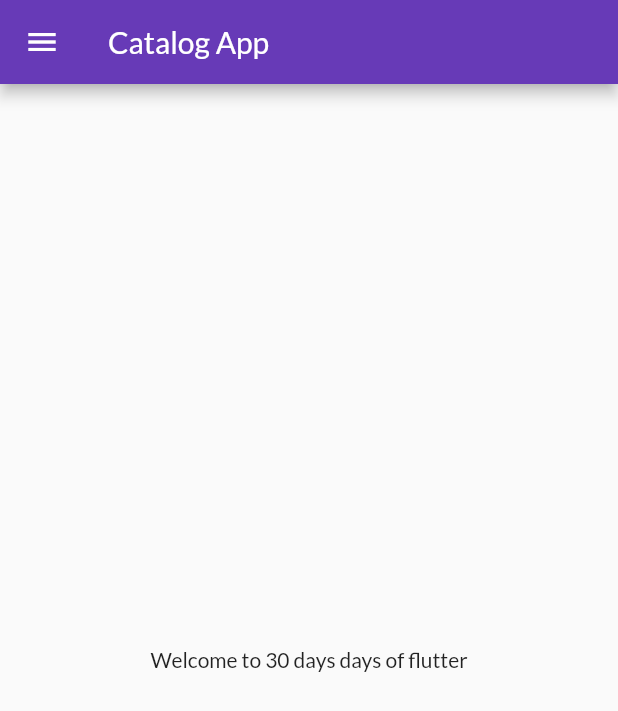
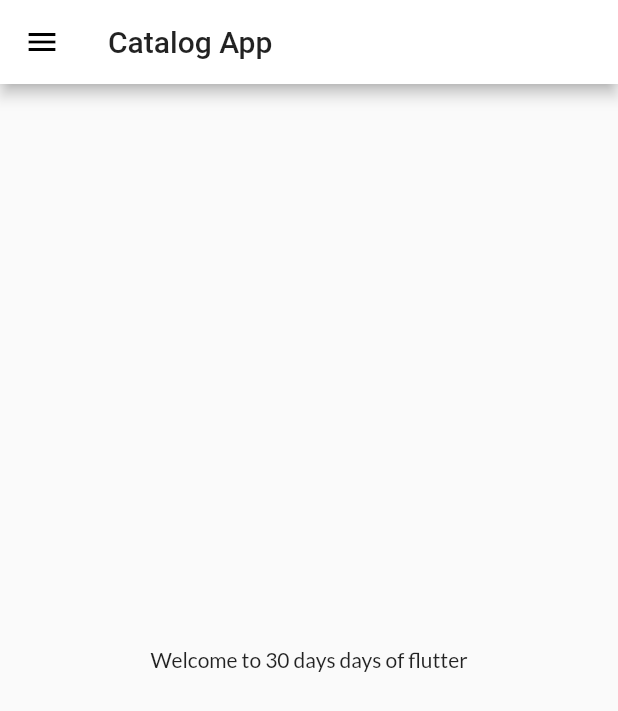
Before and after one commit to abhisunny3/30DaysofFlutter, a Flutter app: the screen it shows after launch, on a phone screen of 412 x 824 dp. Shown: the top 711 px of the screen. Run offline on Flutter 3.47's test engine with Material 2 defaults, Android fonts, the phone set to English and light mode, and no system bars; our stand-ins replace google_fonts.

Commit message:
theme extracted

```diff
--- a/lib/main.dart
+++ b/lib/main.dart
@@ -3,6 +3,7 @@ import 'package:tests/pages/home_page.dart';
 import 'package:tests/pages/login_page.dart';
 import 'package:google_fonts/google_fonts.dart';
 import 'package:tests/utils/routes.dart';
+import 'package:tests/widgets/themes.dart';
 
 void main() {
   runApp(MyApp());
@@ -21,11 +22,8 @@ class _MyAppState extends State<MyApp> {
     return MaterialApp(
       debugShowCheckedModeBanner: true,
       themeMode: ThemeMode.light,
-      theme: ThemeData(
-        primarySwatch: Colors.deepPurple,
-        fontFamily: GoogleFonts.lato().fontFamily,
-      ),
-      darkTheme: ThemeData(brightness: Brightness.dark),
+      theme: MyTheme.lightTheme(context),
+      darkTheme: MyTheme.darkTheme(context),
       initialRoute: MyRoutes.homeRote,
       routes: {
         "/": (context) => LoginPage(),
--- /dev/null
+++ b/lib/widgets/themes.dart
@@ -0,0 +1,15 @@
+import 'package:flutter/material.dart';
+import 'package:google_fonts/google_fonts.dart';
+
+class MyTheme {
+  static ThemeData lightTheme(BuildContext context) => ThemeData(
+      primarySwatch: Colors.deepPurple,
+      fontFamily: GoogleFonts.lato().fontFamily,
+      appBarTheme: AppBarTheme(
+          color: Colors.white,
+          iconTheme: IconThemeData(color: Colors.black),
+          textTheme: Theme.of(context).textTheme));
+
+  static ThemeData darkTheme(BuildContext context) =>
+      ThemeData(brightness: Brightness.dark);
+}
```
